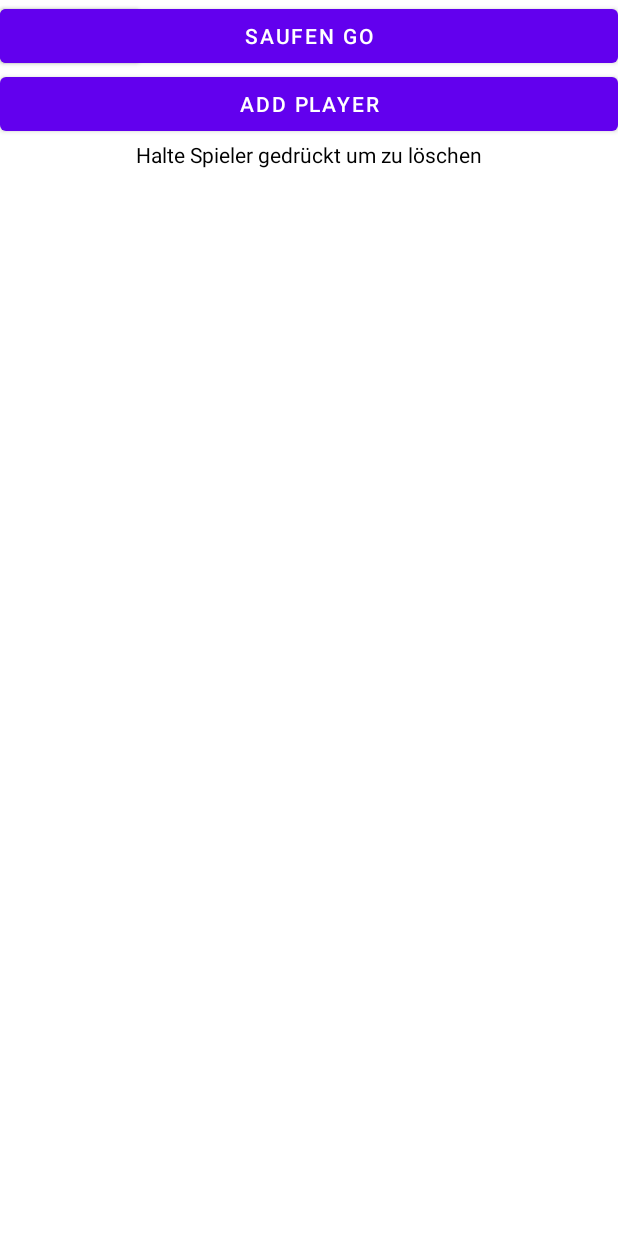
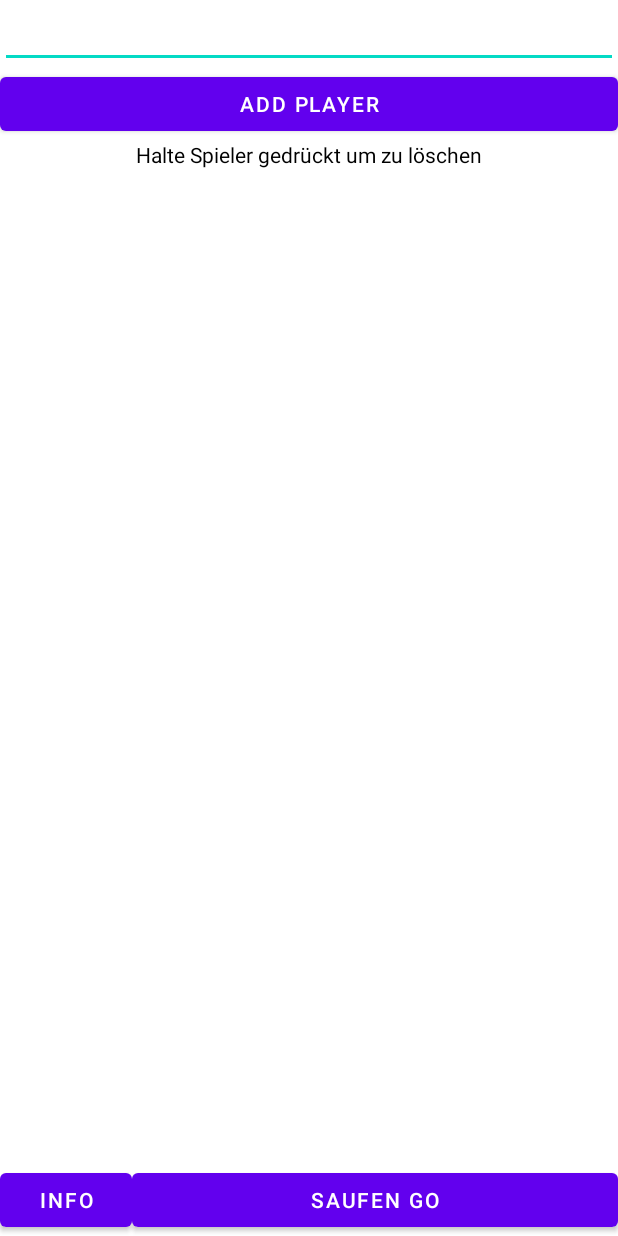
Before and after one commit to leondb999/4-sem-picolo, an Android app: the screen it shows after launch (MainActivity), on a phone screen of 412 x 824 dp. Run offline under Robolectric (Android 15) with nearby library versions, the phone set to English and light mode, and no system bars.

Commit message:
Letzte Änderung

```diff
--- a/app/src/main/res/layout/activity_main.xml
+++ b/app/src/main/res/layout/activity_main.xml
@@ -9,12 +9,9 @@
 
     <ScrollView
         android:id="@+id/scrollView3"
-        android:layout_width="match_parent"
-        android:layout_height="match_parent"
-        app:layout_constraintBottom_toBottomOf="parent"
-        app:layout_constraintEnd_toEndOf="parent"
-        app:layout_constraintStart_toStartOf="parent"
-        app:layout_constraintTop_toTopOf="parent">
+        android:layout_width="wrap_content"
+        android:layout_height="wrap_content"
+        tools:layout_editor_absoluteY="95dp">
 
         <LinearLayout
             android:layout_width="match_parent"
@@ -49,19 +46,26 @@
 
         </LinearLayout>
 
+    </ScrollView>
 
-    </ScrollView>
+    <LinearLayout
+        android:layout_width="match_parent"
+        android:layout_height="wrap_content"
+        android:orientation="horizontal"
+        app:layout_constraintBottom_toBottomOf="parent">
 
         <Button
             android:id="@+id/button"
             android:layout_width="wrap_content"
             android:layout_height="wrap_content"
-        android:text="Button" />
+            android:text="Info" />
 
         <Button
             android:id="@+id/button_start_game"
             android:layout_width="match_parent"
-        android:layout_height="0dp"
+            android:layout_height="wrap_content"
             android:text="Saufen Go" />
+    </LinearLayout>
+
 
 </androidx.constraintlayout.widget.ConstraintLayout>
```
Lines whose indentation alone changed are shown as unchanged.
